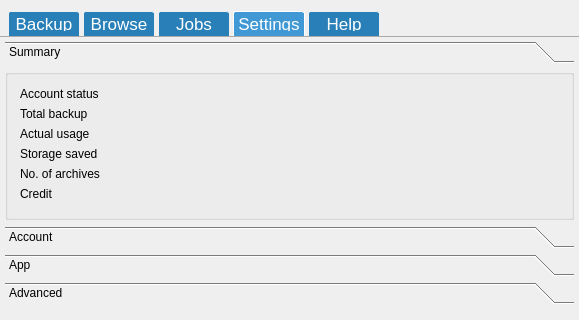
The window that mainwindow.ui (Tarsnap/tarsnap-gui) describes before a commit, drawn with Qt 5; both pictures show x 0 to 579 and y 0 to 320 of the 579 by 593 pixel window.
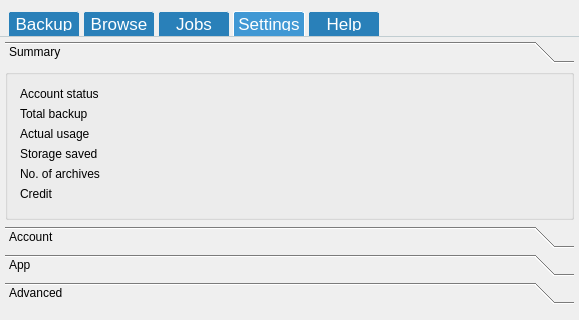
The same window after the commit. The open tabs and pages were chosen to show the change. Icons and pictures are not drawn. Custom widgets are drawn as their Qt base class.

Commit message: UI improvements for the Settings QToolBox.

```diff
--- a/mainwindow.ui
+++ b/mainwindow.ui
@@ -921,7 +921,7 @@
      <widget class="QWidget" name="settingsTab">
       <property name="styleSheet">
        <string notr="true">#settingsTab {
-    border-top: 1px solid darkgrey;
+    border-top: 1px solid #C1CDD1;
 }</string>
       </property>
       <attribute name="title">
```
Left out of the diff: 44 changed lines with no effect on the pictures.
